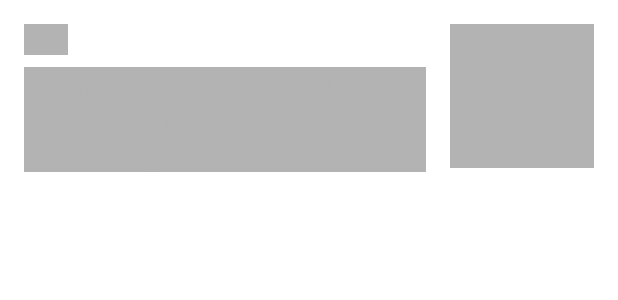
After one commit to madalinnita/NitaIoanMadalinAssessment, an Android app: the layout item_articles_for_shimmer_effect.xml on its own in the app's theme, with its tools: preview values and no code run, on a phone screen of 412 x 824 dp. The commit adds this screen. Shown: the top 300 px of the screen. Run offline under Robolectric (Android 15) with nearby library versions, the phone set to English and light mode, and no system bars; network calls fail.

Commit message:
added SHIMMER effect for progress

```diff
--- a/app/build.gradle
+++ b/app/build.gradle
@@ -76,6 +76,9 @@ dependencies {
 
     implementation 'com.github.bumptech.glide:glide:4.11.0'
 
+    implementation 'com.facebook.shimmer:shimmer:0.5.0'
+
+
 
 
 }
--- a/app/src/main/java/com/example/nitaioanmadalinassessment/ui/listfragment/ListFragmentViewModel.kt
+++ b/app/src/main/java/com/example/nitaioanmadalinassessment/ui/listfragment/ListFragmentViewModel.kt
@@ -5,12 +5,14 @@ import androidx.lifecycle.liveData
 import com.example.nitaioanmadalinassessment.ui.data.repository.ArticlesRepository
 import com.example.nitaioanmadalinassessment.ui.data.utils.Resource
 import kotlinx.coroutines.Dispatchers
+import kotlinx.coroutines.delay
 
 class ListFragmentViewModel(
     private val articlesRepository: ArticlesRepository
 ) : ViewModel() {
 
     fun getAllArticles() = liveData(Dispatchers.IO) {
+        delay(2000)
         emit(Resource.loading(data = null))
         try {
             emit(Resource.success(data = articlesRepository.getAllArticles()))
--- /dev/null
+++ b/app/src/main/res/layout/item_articles_for_shimmer_effect.xml
@@ -0,0 +1,55 @@
+<?xml version="1.0" encoding="utf-8"?>
+<androidx.constraintlayout.widget.ConstraintLayout
+    android:id="@+id/item_container"
+    xmlns:android="http://schemas.android.com/apk/res/android"
+    xmlns:app="http://schemas.android.com/apk/res-auto"
+    xmlns:tools="http://schemas.android.com/tools"
+    android:layout_width="match_parent"
+    android:background="@color/white"
+    android:layout_height="wrap_content">
+
+    <TextView
+        android:id="@+id/hours_textView"
+        style="@style/HourStyle"
+        android:layout_width="wrap_content"
+        android:layout_height="wrap_content"
+        android:layout_marginStart="@dimen/dimen_medium"
+        android:layout_marginTop="@dimen/dimen_medium"
+        android:text="           "
+        android:background="@color/grey_shimmer"
+        app:layout_constraintStart_toStartOf="parent"
+        app:layout_constraintTop_toTopOf="parent" />
+
+    <TextView
+        android:id="@+id/title_textView"
+        style="@style/TitleStyle"
+        android:layout_width="0dp"
+        android:layout_height="wrap_content"
+        android:layout_marginStart="@dimen/dimen_medium"
+        android:layout_marginTop="@dimen/small_dimen"
+        android:layout_marginEnd="@dimen/dimen_medium"
+        android:background="@color/grey_shimmer"
+        android:textColor="@color/grey_shimmer"
+        app:layout_constraintBottom_toBottomOf="parent"
+        app:layout_constraintEnd_toStartOf="@+id/imageView"
+        app:layout_constraintHorizontal_bias="0.0"
+        app:layout_constraintStart_toStartOf="parent"
+        app:layout_constraintTop_toBottomOf="@+id/hours_textView"
+        app:layout_constraintVertical_bias="0.0"
+        tools:text="Microsoft helps LinkedIn launch its first live video streaming service" />
+
+    <ImageView
+        android:id="@+id/imageView"
+        android:layout_width="@dimen/article_image_dimen"
+        android:layout_height="@dimen/article_image_dimen"
+        android:layout_marginTop="@dimen/dimen_medium"
+        android:layout_marginEnd="@dimen/dimen_medium"
+        android:layout_marginBottom="@dimen/dimen_medium"
+        android:adjustViewBounds="true"
+        android:scaleType="fitXY"
+        android:background="@color/grey_shimmer"
+        app:layout_constraintBottom_toBottomOf="parent"
+        app:layout_constraintEnd_toEndOf="parent"
+        app:layout_constraintTop_toTopOf="parent"
+        tools:ignore="ContentDescription" />
+</androidx.constraintlayout.widget.ConstraintLayout>
--- a/app/src/main/res/values/colors.xml
+++ b/app/src/main/res/values/colors.xml
@@ -9,4 +9,5 @@
     <color name="white">#FFFFFFFF</color>
     <color name="grey">#E6E7F0</color>
     <color name="dark_blue">#0f40c2</color>
+    <color name="grey_shimmer">#B3B3B3</color>
 </resources>
```
Also changed, not shown: app/src/main/java/com/example/nitaioanmadalinassessment/ui/listfragment/ListFragment.kt (+6 -3 lines), app/src/main/res/layout/fragment_list.xml (+28 -11 lines), app/src/main/res/layout/item_articles_first_item_for_shimmer.xml (added, +55 -0 lines).
